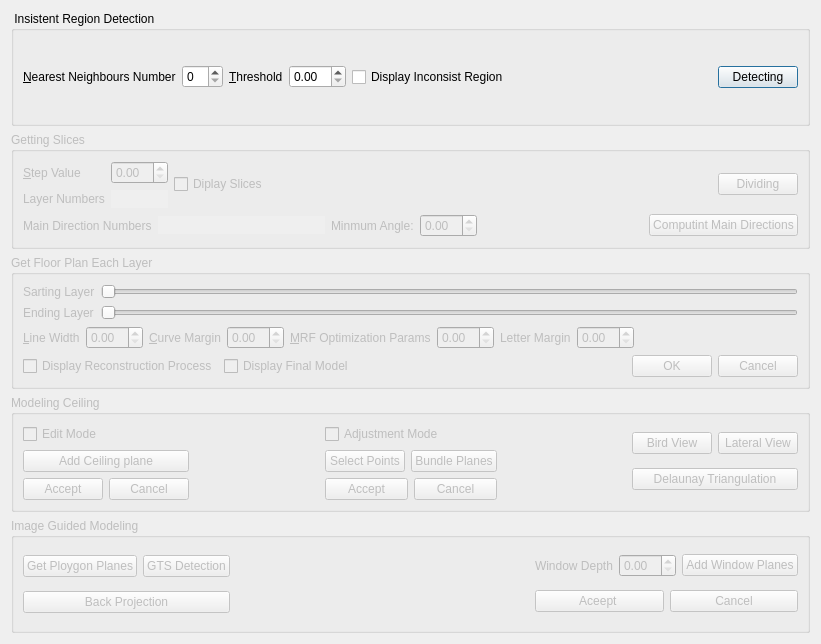
The window that FloorPlan.ui (swayfreeda/IGITBuildingReconstruction) describes before a commit, drawn with Qt 5.
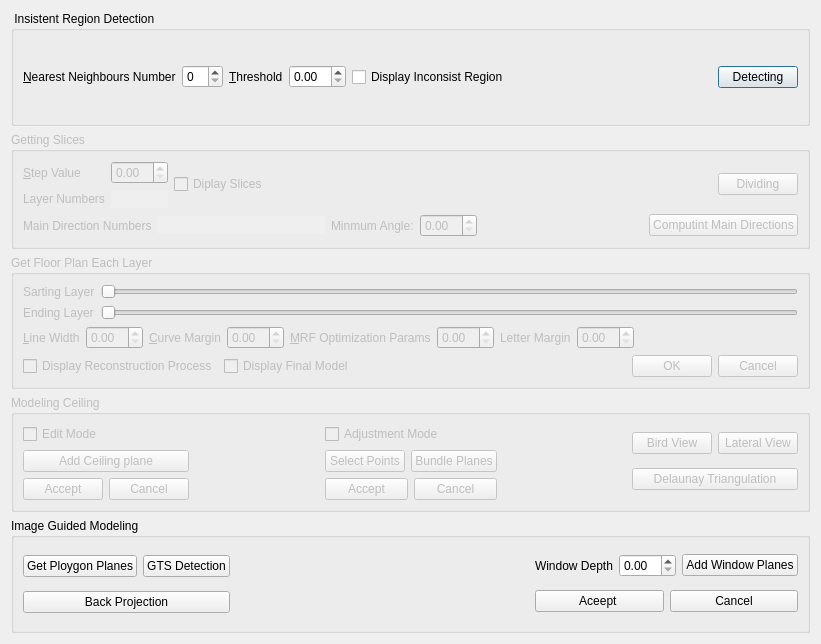
The same window after the commit.

```diff
--- a/FloorPlan.ui
+++ b/FloorPlan.ui
@@ -573,7 +573,7 @@
    <item>
     <widget class="QGroupBox" name="GroupBox_IGM">
      <property name="enabled">
-      <bool>false</bool>
+      <bool>true</bool>
      </property>
      <property name="title">
       <string>Image Guided Modeling</string>
```
